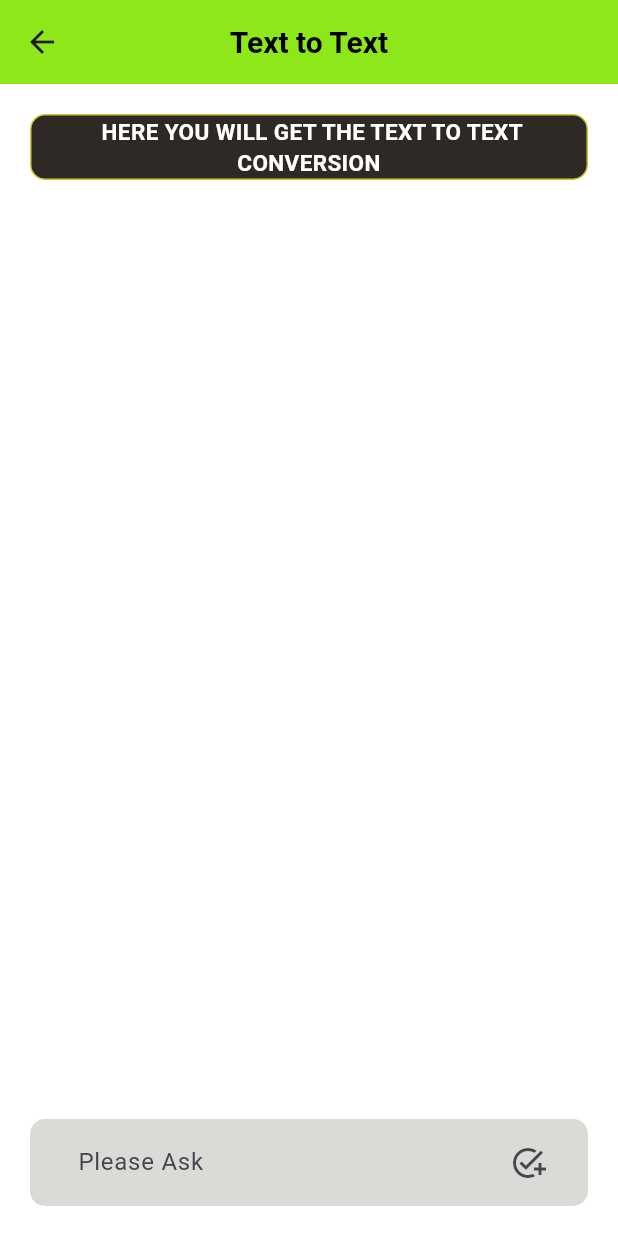
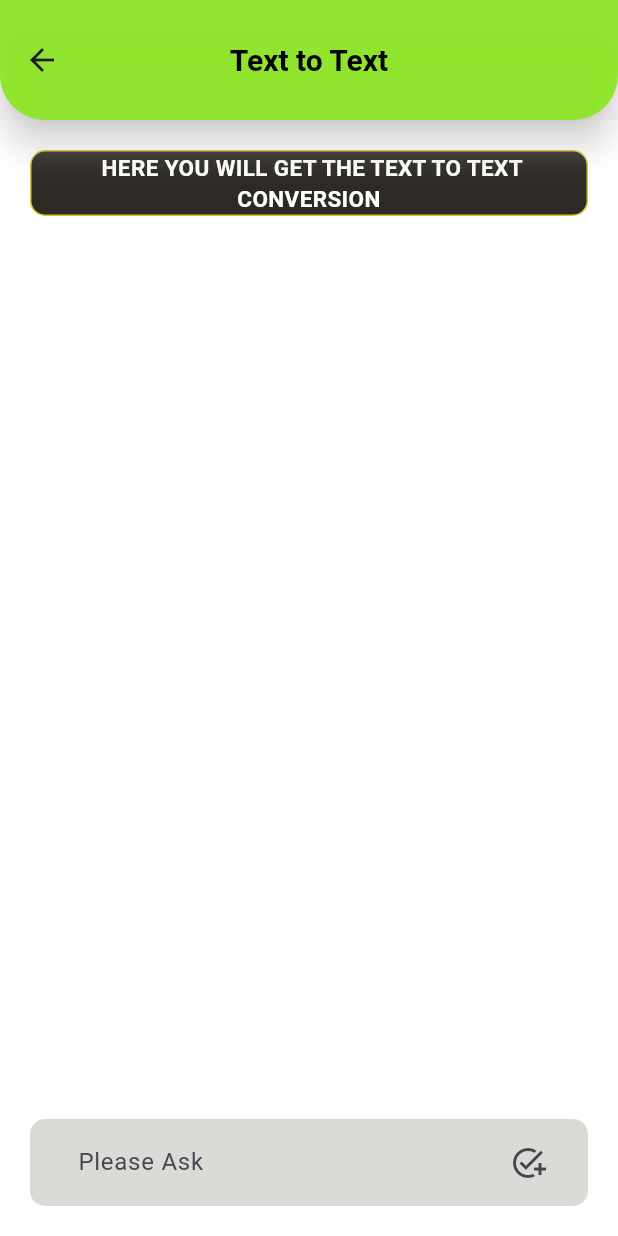
Before and after one commit to Mr-AshishKSingh/GGA-, a Flutter app: the screen it shows after launch, after a tap on "Click Here", on a phone screen of 412 x 824 dp. Run offline on Flutter 3.47's test engine with Material 3 defaults, Android fonts, the phone set to English and light mode, and no system bars; our stand-ins replace google_fonts, image_picker; missing offline and left inert: google_gemini, scaffold_gradient_background.

Commit message:
APPLICATION COMPLETED

```diff
--- a/lib/Pages/TextToText/texttotext.dart
+++ b/lib/Pages/TextToText/texttotext.dart
@@ -37,7 +37,7 @@ class _texttotextState extends State<texttotext> {
       setState(() {
         loading = false;
         textChat.add({
-          "role": "Gemini",
+          "role": "App",
           "text": value.text,
         });
       });
@@ -46,7 +46,7 @@ class _texttotextState extends State<texttotext> {
       setState(() {
         loading = false;
         textChat.add({
-          "role": "Gemini",
+          "role": "GGA",
           "text": error.toString(),
         });
       });
@@ -62,8 +62,17 @@ class _texttotextState extends State<texttotext> {
   Widget build(BuildContext context) {
     return Scaffold(
         appBar: AppBar(
-          shadowColor: Color.fromARGB(255, 151, 235, 16),
-          backgroundColor: Color.fromARGB(241, 135, 230, 12),
+          //shape
+
+          shape: const RoundedRectangleBorder(
+            borderRadius: BorderRadius.vertical(
+              bottom: Radius.circular(30),
+            ),
+          ),
+          elevation: 10,
+          toolbarHeight: 80,
+          shadowColor: Color.fromARGB(255, 235, 237, 231),
+          backgroundColor: Color.fromARGB(236, 146, 254, 13),
           centerTitle: true,
           title: const Text("Text to Text",
               style: TextStyle(
@@ -137,7 +146,10 @@ class _texttotextState extends State<texttotext> {
                           style: TextStyle(
                               color: Colors.black, fontWeight: FontWeight.bold),
                         ),
-                        subtitle: Text(textChat[index]["text"]),
+                        subtitle: Text(textChat[index]["text"],
+                            style: TextStyle(
+                                color: Colors.black,
+                                fontWeight: FontWeight.bold)),
                       ),
                     );
                   },
--- a/lib/main.dart
+++ b/lib/main.dart
@@ -1,7 +1,9 @@
 import 'package:flutter/material.dart';
+import 'package:google_fonts/google_fonts.dart';
 import 'package:newgemini/Pages/ImageToText/imagetotext.dart';
 import 'package:newgemini/Pages/TextToText/texttotext.dart';
 import 'package:url_launcher/url_launcher.dart';
+import 'package:scaffold_gradient_background/scaffold_gradient_background.dart';
 
 final Uri _url = Uri.parse('https://github.com/Mr-AshishKSingh');
 
@@ -69,6 +71,7 @@ class _MyHomePageState extends State<MyHomePage> {
   @override
   Widget build(BuildContext context) {
     return Scaffold(
+      backgroundColor: Color.fromARGB(216, 85, 70, 70),
       appBar: AppBar(
         elevation: 10,
         shadowColor: Color.fromARGB(255, 0, 0, 0),
@@ -85,18 +88,24 @@ class _MyHomePageState extends State<MyHomePage> {
         child: Center(
           child: Container(
             //color of the container
-            color: Color.fromARGB(255, 255, 255, 255),
+            color: Color.fromARGB(223, 255, 255, 255),
             child: Column(
               children: [
                 Container(
+                  width: 10,
+                  height: 10,
+                  //radiu
+                  decoration: BoxDecoration(
+                    borderRadius: BorderRadius.circular(10),
+                  ),
                   //color the container
-                  color: Color.fromARGB(255, 255, 8, 8),
+
                   //height of the container
 
                   margin: const EdgeInsets.all(10),
-                  child: const Text(
+                  child: Text(
                     " NOTICE ",
-                    style: TextStyle(
+                    style: GoogleFonts.preahvihear(
                         fontSize: 20,
                         fontWeight: FontWeight.bold,
                         color: Colors.white),
@@ -113,14 +122,13 @@ class _MyHomePageState extends State<MyHomePage> {
                     children: [
                       Container(
                           margin: const EdgeInsets.all(10),
-                        child: const Text(
+                          child: Text(
                             "Github Repository",
-                          style: TextStyle(
+                            style: GoogleFonts.preahvihear(
                                 fontSize: 20,
                                 fontWeight: FontWeight.bold,
                                 color: Colors.deepPurple),
-                        ),
-                      ),
+                          )),
                     ],
                   ),
                 ),
@@ -142,13 +150,14 @@ class _MyHomePageState extends State<MyHomePage> {
                       textAlign: TextAlign.center,
                     )),
                 Container(
+
                     //radius
                     //border
                     margin: const EdgeInsets.all(30),
                     decoration: BoxDecoration(
-                        color: Color.fromARGB(252, 6, 231, 92),
+                        color: Color.fromARGB(249, 193, 197, 195),
                         border: Border.all(
-                          color: Color.fromARGB(141, 4, 158, 63),
+                          color: Color.fromARGB(0, 4, 158, 63),
                           width: 2,
                         ),
                         borderRadius: BorderRadius.circular(10)),
@@ -162,12 +171,12 @@ class _MyHomePageState extends State<MyHomePage> {
                           child: Container(
                             child: Column(
                               children: [
-                                const Text(
-                                  "Text to text ",
-                                  style: TextStyle(
-                                      fontSize: 20,
+                                Text(
+                                  "Text to Text ",
+                                  style: GoogleFonts.fjallaOne(
+                                      fontSize: 30,
                                       fontWeight: FontWeight.bold,
-                                      color: Color.fromARGB(255, 0, 0, 0)),
+                                      color: Colors.black),
                                 ),
                                 // SizedBox(
                                 //   height: 10,
@@ -178,8 +187,7 @@ class _MyHomePageState extends State<MyHomePage> {
                                     decoration: BoxDecoration(
                                         color: Color.fromARGB(255, 33, 142, 3),
                                         border: Border.all(
-                                          color:
-                                              Color.fromARGB(255, 20, 142, 4),
+                                          color: Color.fromARGB(0, 20, 142, 4),
                                           width: 2,
                                         ),
                                         borderRadius:
@@ -202,10 +210,13 @@ class _MyHomePageState extends State<MyHomePage> {
                                   height: 20,
                                 ),
 
-                                const Text(
+                                Text(
                                     "Here user can ask anything and he will get the response in the form of Text ",
                                     textAlign: TextAlign.center,
-                                ),
+                                    style: GoogleFonts.fjallaOne(
+                                        fontSize: 15,
+                                        fontWeight: FontWeight.normal,
+                                        color: Colors.black)),
 
                                 SizedBox(
                                   height: 20,
@@ -242,9 +253,9 @@ class _MyHomePageState extends State<MyHomePage> {
                     //border
                     margin: const EdgeInsets.all(30),
                     decoration: BoxDecoration(
-                        color: Color.fromARGB(255, 243, 211, 4),
+                        color: Color.fromARGB(249, 193, 197, 195),
                         border: Border.all(
-                          color: Color.fromARGB(141, 150, 158, 4),
+                          color: Color.fromARGB(0, 150, 158, 4),
                           width: 2,
                         ),
                         borderRadius: BorderRadius.circular(10)),
@@ -258,13 +269,13 @@ class _MyHomePageState extends State<MyHomePage> {
                           child: Container(
                             child: Column(
                               children: [
-                                const Text(
+                                Text(
                                   "Image to Text ",
                                   textAlign: TextAlign.center,
-                                  style: TextStyle(
-                                      fontSize: 20,
+                                  style: GoogleFonts.fjallaOne(
+                                      fontSize: 30,
                                       fontWeight: FontWeight.bold,
-                                      color: Color.fromARGB(255, 1, 0, 0)),
+                                      color: Colors.black),
                                 ),
 
                                 Container(
```
Also changed, not shown: lib/Pages/ImageToText/imagetotext.dart (+48 -7 lines), pubspec.yaml (+5 -2 lines), pubspec.lock, 3 other files. Lines whose indentation alone changed are shown as unchanged.
